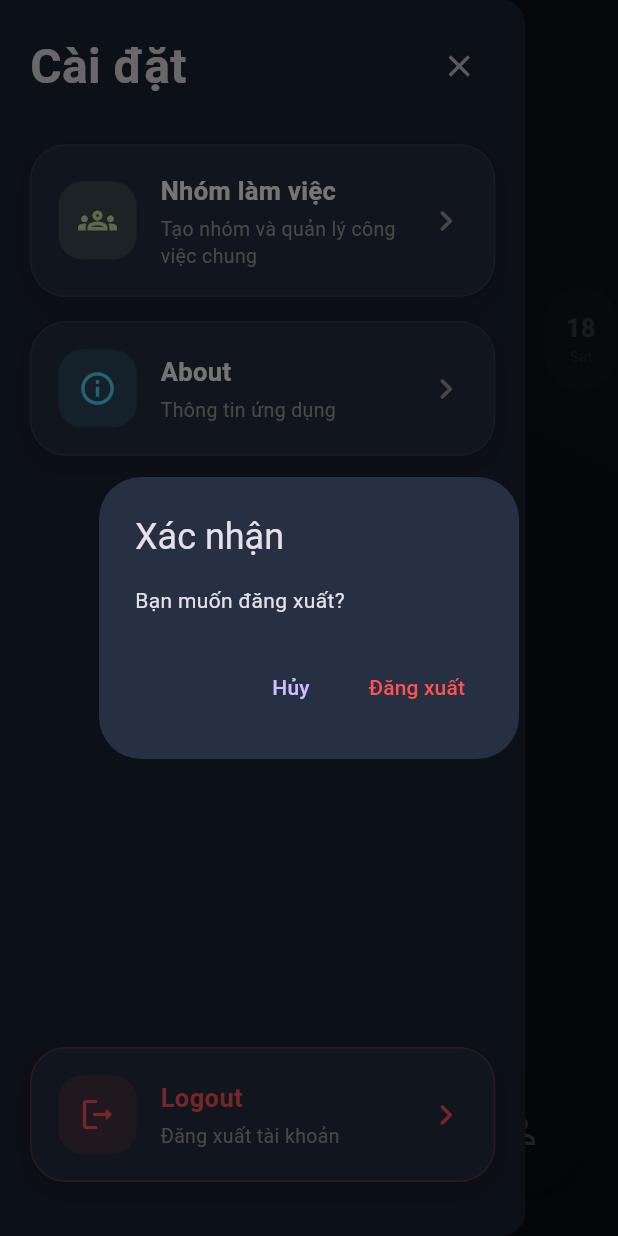
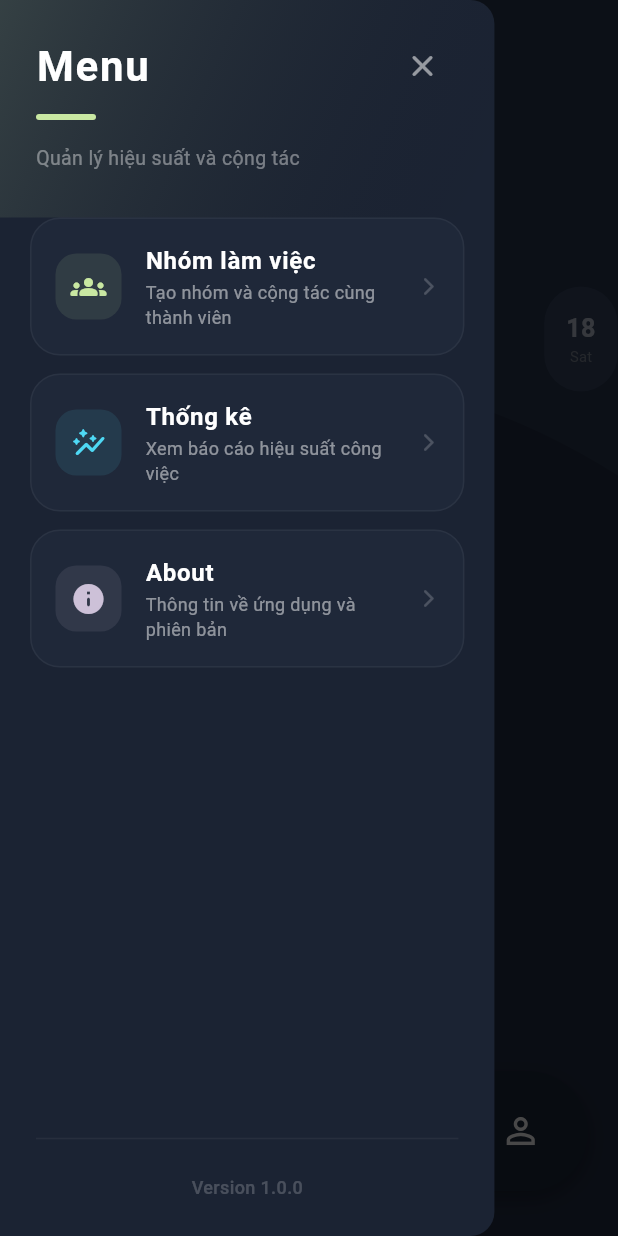
Before and after one commit to khuongdao2k4/Schedule_App, a Flutter app: the MyTasksPage screen opened directly, in the side drawer, after a tap on the "fact check" icon, on a phone screen of 412 x 824 dp. Run offline on Flutter 3.47's test engine with Material 3 defaults, Android fonts, the phone set to English and light mode, and no system bars; our stand-ins replace cloud_firestore, firebase_auth, firebase_core, flutter_local_notifications, google_sign_in, shared_preferences and 2 more; accounts and stored records are empty.

Commit message:
Cập nhật Menu và chức năng logout

```diff
--- a/lib/settings_page.dart
+++ b/lib/settings_page.dart
@@ -7,151 +7,182 @@ import 'group_list_page.dart';
 class SettingsPage extends StatelessWidget {
   const SettingsPage({super.key});
 
-  Future<void> _handleLogout(BuildContext context) async {
-    try {
-      await AuthService().signOut();
-      if (!context.mounted) return;
-      Navigator.pushAndRemoveUntil(
-        context,
-        MaterialPageRoute(builder: (_) => const LoginPage()),
-        (route) => false,
-      );
-    } catch (e) {
-      if (!context.mounted) return;
-      ScaffoldMessenger.of(context).showSnackBar(
-        SnackBar(content: Text('Đăng xuất thất bại: $e'), backgroundColor: Colors.redAccent),
-      );
-    }
-  }
-
-  Widget _buildSettingCard(BuildContext context, {
+  Widget _buildMenuTile(BuildContext context, {
     required IconData icon,
     required Color iconColor,
     required String title,
     required String subtitle,
     required VoidCallback onTap,
-    bool isDanger = false,
   }) {
-    final theme = Theme.of(context);
     return Container(
-      margin: const EdgeInsets.only(bottom: 16),
-      child: Material(
-        color: Colors.transparent,
-        child: InkWell(
-          borderRadius: BorderRadius.circular(24),
-          onTap: onTap,
-          child: Container(
-            padding: const EdgeInsets.all(18),
+      margin: const EdgeInsets.only(bottom: 12),
       decoration: BoxDecoration(
-              color: theme.cardColor,
-              borderRadius: BorderRadius.circular(24),
-              border: Border.all(
-                color: isDanger
-                    ? Colors.redAccent.withOpacity(0.25)
-                    : Colors.white.withOpacity(0.06),
+        color: kCardColor.withOpacity(0.4),
+        borderRadius: BorderRadius.circular(20),
+        border: Border.all(color: Colors.white.withOpacity(0.05)),
       ),
-              boxShadow: [
-                BoxShadow(color: Colors.black.withOpacity(0.18), blurRadius: 14, offset: const Offset(0, 6)),
-              ],
+      child: ListTile(
+        contentPadding: const EdgeInsets.symmetric(horizontal: 16, vertical: 8),
+        leading: Container(
+          padding: const EdgeInsets.all(10),
+          decoration: BoxDecoration(
+            color: iconColor.withOpacity(0.1),
+            borderRadius: BorderRadius.circular(14),
           ),
-            child: Row(
-              children: [
-                Container(
-                  width: 52, height: 52,
-                  decoration: BoxDecoration(color: iconColor.withOpacity(0.14), borderRadius: BorderRadius.circular(16)),
-                  child: Icon(icon, color: iconColor, size: 26),
+          child: Icon(icon, color: iconColor, size: 24),
         ),
-                const SizedBox(width: 16),
-                Expanded(
-                  child: Column(
-                    crossAxisAlignment: CrossAxisAlignment.start,
-                    children: [
-                      Text(title, style: TextStyle(color: isDanger ? Colors.redAccent : (theme.brightness == Brightness.dark ? Colors.white : Colors.black), fontSize: 17, fontWeight: FontWeight.bold)),
-                      const SizedBox(height: 4),
-                      Text(subtitle, style: const TextStyle(color: Colors.grey, fontSize: 13, height: 1.4)),
-                    ],
+        title: Text(
+          title,
+          style: const TextStyle(
+            color: Colors.white,
+            fontSize: 16,
+            fontWeight: FontWeight.bold,
           ),
         ),
-                Icon(Icons.chevron_right_rounded, color: isDanger ? Colors.redAccent : Colors.grey, size: 28),
-              ],
+        subtitle: Text(
+          subtitle,
+          style: TextStyle(
+            color: Colors.white.withOpacity(0.5),
+            fontSize: 12,
           ),
         ),
+        trailing: Icon(
+          Icons.arrow_forward_ios_rounded,
+          color: Colors.white.withOpacity(0.2),
+          size: 14,
         ),
+        onTap: onTap,
+        shape: RoundedRectangleBorder(borderRadius: BorderRadius.circular(20)),
       ),
     );
   }
 
   @override
   Widget build(BuildContext context) {
-    final theme = Theme.of(context);
     return Drawer(
-      backgroundColor: theme.scaffoldBackgroundColor,
-      width: MediaQuery.of(context).size.width * 0.85,
-      child: SafeArea(
-        child: Padding(
-          padding: const EdgeInsets.all(20),
+      backgroundColor: kBackgroundColor,
+      width: MediaQuery.of(context).size.width * 0.8,
+      child: Column(
+        children: [
+          // Header Section
+          Container(
+            padding: EdgeInsets.fromLTRB(24, MediaQuery.of(context).padding.top + 20, 24, 30),
+            width: double.infinity,
+            decoration: BoxDecoration(
+              gradient: LinearGradient(
+                begin: Alignment.topLeft,
+                end: Alignment.bottomRight,
+                colors: [
+                  kPriority1Color.withOpacity(0.15),
+                  Colors.transparent,
+                ],
+              ),
+            ),
             child: Column(
               crossAxisAlignment: CrossAxisAlignment.start,
               children: [
                 Row(
                   mainAxisAlignment: MainAxisAlignment.spaceBetween,
                   children: [
-                  const Text("Cài đặt", style: TextStyle(fontSize: 32, fontWeight: FontWeight.bold)),
-                  IconButton(icon: const Icon(Icons.close), onPressed: () => Navigator.pop(context)),
+                    const Text(
+                      "Menu",
+                      style: TextStyle(
+                        color: Colors.white,
+                        fontSize: 28,
+                        fontWeight: FontWeight.bold,
+                        letterSpacing: 1.2,
+                      ),
+                    ),
+                    IconButton(
+                      icon: const Icon(Icons.close_rounded, color: Colors.white54),
+                      onPressed: () => Navigator.pop(context),
+                      padding: EdgeInsets.zero,
+                      constraints: const BoxConstraints(),
+                    ),
                   ],
                 ),
-              const SizedBox(height: 28),
-              _buildSettingCard(
+                const SizedBox(height: 8),
+                Container(
+                  width: 40,
+                  height: 4,
+                  decoration: BoxDecoration(
+                    color: kPriority1Color,
+                    borderRadius: BorderRadius.circular(2),
+                  ),
+                ),
+                const SizedBox(height: 16),
+                Text(
+                  "Quản lý hiệu suất và cộng tác",
+                  style: TextStyle(
+                    color: Colors.white.withOpacity(0.4),
+                    fontSize: 13,
+                  ),
+                ),
+              ],
+            ),
+          ),
+
+          // Menu Items
+          Expanded(
+            child: ListView(
+              padding: const EdgeInsets.symmetric(horizontal: 20),
+              children: [
+                _buildMenuTile(
                   context,
-                icon: Icons.groups_outlined,
+                  icon: Icons.groups_rounded,
                   iconColor: kPriority1Color,
                   title: "Nhóm làm việc",
-                subtitle: "Tạo nhóm và quản lý công việc chung",
+                  subtitle: "Tạo nhóm và cộng tác cùng thành viên",
                   onTap: () {
                     Navigator.pop(context);
                     Navigator.push(context, MaterialPageRoute(builder: (_) => const GroupListPage()));
                   },
                 ),
-              _buildSettingCard(
+                _buildMenuTile(
                   context,
-                icon: Icons.info_outline,
+                  icon: Icons.auto_graph_rounded,
                   iconColor: kPriority2Color,
+                  title: "Thống kê",
+                  subtitle: "Xem báo cáo hiệu suất công việc",
+                  onTap: () {
+                    Navigator.pop(context);
+                    // Giả sử có page StatisticsPage
+                  },
+                ),
+                _buildMenuTile(
+                  context,
+                  icon: Icons.info_rounded,
+                  iconColor: kPriority3Color,
                   title: "About",
-                subtitle: "Thông tin ứng dụng",
+                  subtitle: "Thông tin về ứng dụng và phiên bản",
                   onTap: () {
                     Navigator.pop(context);
                     Navigator.push(context, MaterialPageRoute(builder: (_) => const AboutPage()));
                   },
                 ),
-              const Spacer(),
-              _buildSettingCard(
-                context,
-                icon: Icons.logout_rounded,
-                iconColor: Colors.redAccent,
-                title: "Logout",
-                subtitle: "Đăng xuất tài khoản",
-                isDanger: true,
-                onTap: () async {
-                  final confirm = await showDialog<bool>(
-                    context: context,
-                    builder: (context) => AlertDialog(
-                      backgroundColor: theme.cardColor,
-                      title: const Text("Xác nhận"),
-                      content: const Text("Bạn muốn đăng xuất?"),
-                      actions: [
-                        TextButton(onPressed: () => Navigator.pop(context, false), child: const Text("Hủy")),
-                        TextButton(onPressed: () => Navigator.pop(context, true), child: const Text("Đăng xuất", style: TextStyle(color: Colors.redAccent))),
               ],
             ),
-                  );
-                  if (confirm == true) {
-                    _handleLogout(context);
-                  }
-                },
+          ),
+
+          // Footer
+          Padding(
+            padding: const EdgeInsets.all(24.0),
+            child: Column(
+              children: [
+                Divider(color: Colors.white.withOpacity(0.05)),
+                const SizedBox(height: 16),
+                Text(
+                  "Version 1.0.0",
+                  style: TextStyle(
+                    color: Colors.white.withOpacity(0.2),
+                    fontSize: 12,
+                    fontWeight: FontWeight.w500,
+                  ),
                 ),
               ],
             ),
           ),
+        ],
       ),
     );
   }
```
Also changed, not shown: lib/profile_page.dart (+79 -30 lines). Lines whose indentation alone changed are shown as unchanged.
